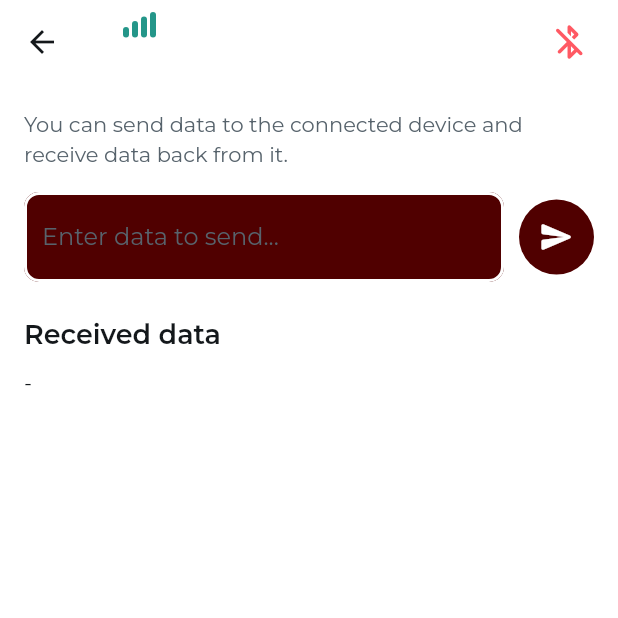
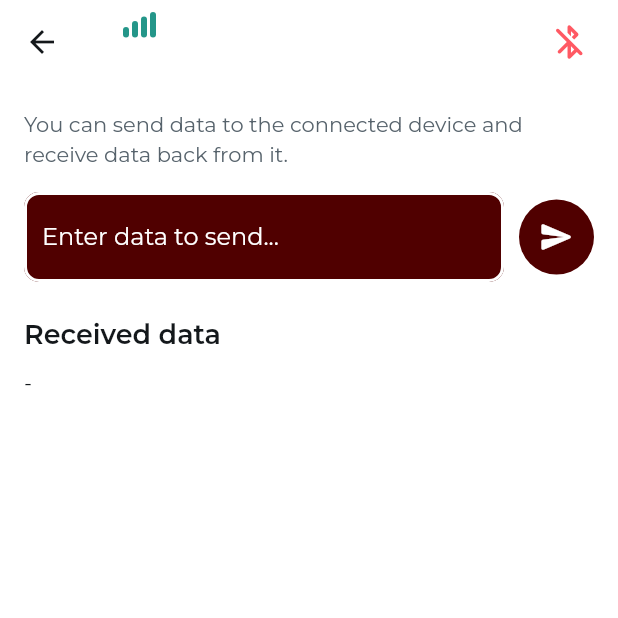
Before and after one commit to l-diazsantini/thirdtimescharm, a Flutter app: the DemoPageWidget screen opened directly with empty values, on a phone screen of 412 x 824 dp, the top half of it. Run offline on Flutter 3.47's test engine with Material 3 defaults, Android fonts, the phone set to English and light mode, and no system bars; our stand-ins replace auto_size_text, fl_chart, flutter_animate, flutter_blue_plus, font_awesome_flutter, from_css_color and 6 more; missing offline and left inert: json_path; accounts and stored records are empty.

Commit message:
Changing text color for demo page.

```diff
--- a/lib/pages/demo_page/demo_page_widget.dart
+++ b/lib/pages/demo_page/demo_page_widget.dart
@@ -215,6 +215,7 @@ class _DemoPageWidgetState extends State<DemoPageWidget> {
                                   .labelLarge
                                   .override(
                                     fontFamily: 'Montserrat',
+                                    color: FlutterFlowTheme.of(context).primary,
                                     letterSpacing: 0.0,
                                   ),
                               enabledBorder: OutlineInputBorder(
@@ -248,11 +249,13 @@ class _DemoPageWidgetState extends State<DemoPageWidget> {
                               filled: true,
                               fillColor: FlutterFlowTheme.of(context).tertiary,
                             ),
-                            style:
-                                FlutterFlowTheme.of(context).bodyLarge.override(
-                                      fontFamily: 'Montserrat',
-                                      letterSpacing: 0.0,
-                                    ),
+                            style: FlutterFlowTheme.of(context)
+                                .bodyLarge
+                                .override(
+                                  fontFamily: 'Montserrat',
+                                  color: FlutterFlowTheme.of(context).primary,
+                                  letterSpacing: 0.0,
+                                ),
                             minLines: null,
                             validator: _model.textControllerValidator
                                 .asValidator(context),
```
